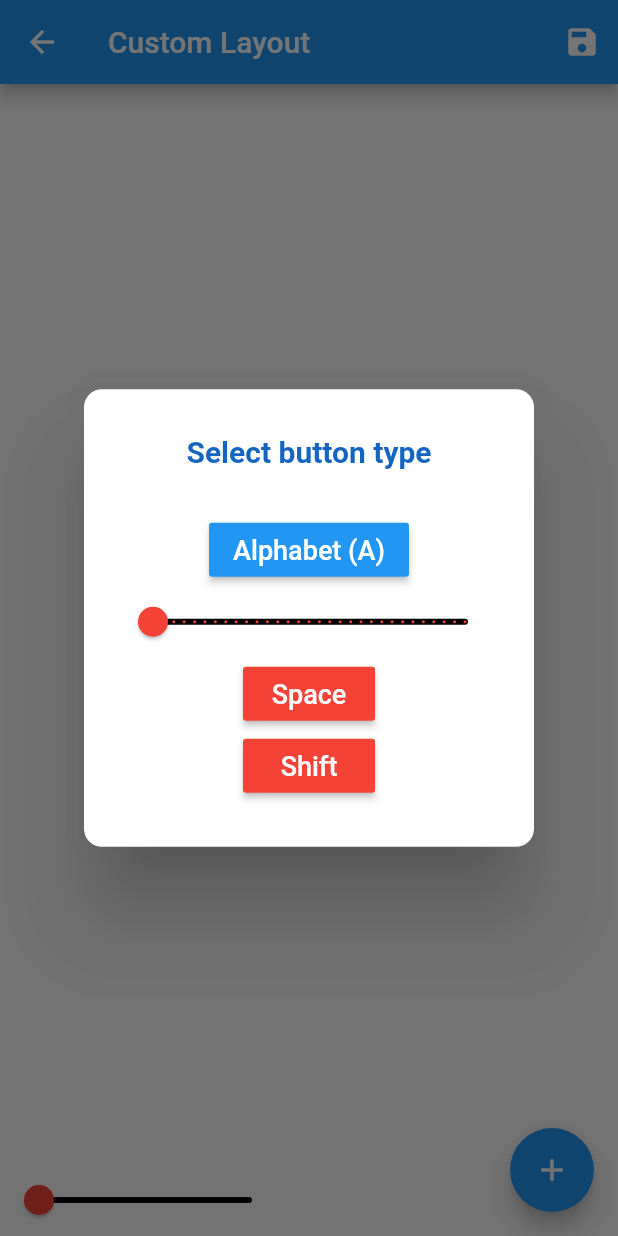
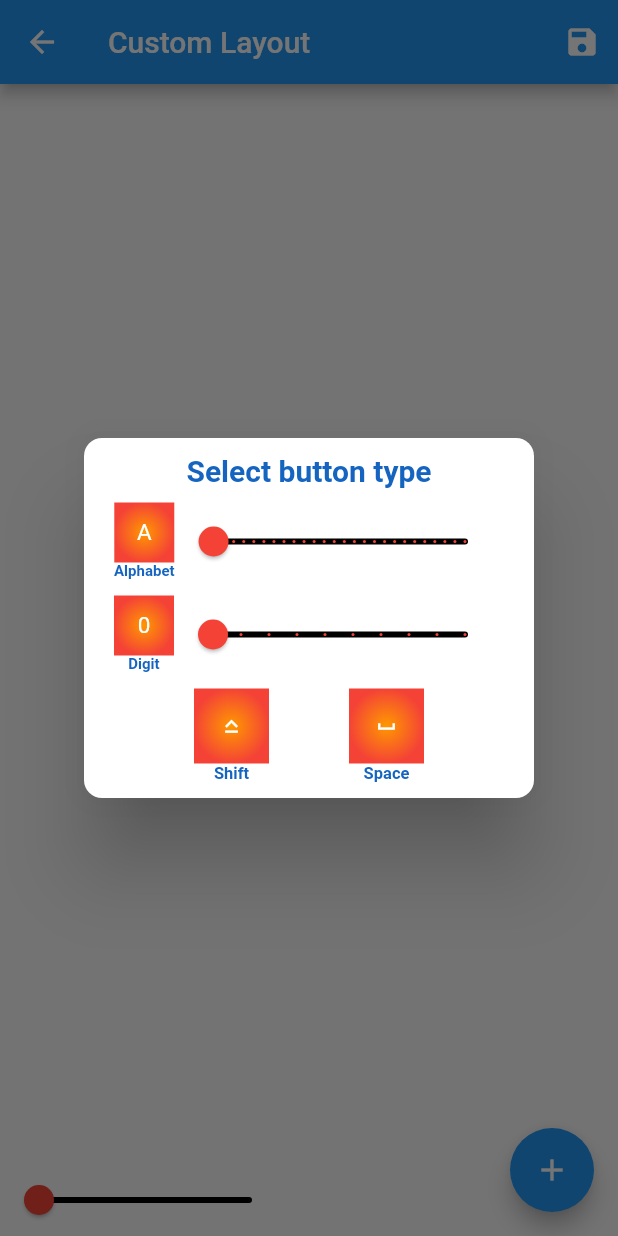
Before and after one commit to devclub-iitd/AioPcController, a Flutter app: the Custom screen opened by its route, after a tap on the "add" icon, on a phone screen of 412 x 824 dp. Run offline on Flutter 3.47's test engine with Material 2 defaults, Android fonts, the phone set to English and light mode, and no system bars; our stand-ins replace flutter_slidable, sensors, sqflite; missing offline and left inert: barcode_scan; accounts and stored records are empty.

Commit message:
Added digit buttons to custom layout, improved UI of dialog

```diff
--- a/lib/dialogs/ButtonChoice.dart
+++ b/lib/dialogs/ButtonChoice.dart
@@ -1,6 +1,6 @@
 import 'package:flutter/material.dart';
 import '../Custom.dart';
-import '../DatabaseHelper.dart';
+import '../ButtonIcons.dart';
 
 class ButtonChoice extends StatefulWidget {
   final CustomState parent;
@@ -14,9 +14,8 @@ class ButtonChoice extends StatefulWidget {
   }
 }
 
-
 class ButtonChoiceState extends State<ButtonChoice> {
-  String alphabet = 'A';
+  String alphabet = 'A',number = '0';
   @override
   Widget build(BuildContext context) {
     return Dialog(
@@ -25,7 +24,7 @@ class ButtonChoiceState extends State<ButtonChoice> {
       ),
       child: Container(
         padding: const EdgeInsets.only(
-            top: 30.0, bottom: 30.0, left: 10.0, right: 10.0),
+            top: 10.0, bottom: 10.0, left: 10.0, right: 10.0),
         width: 300.0,
         child: Column(
           mainAxisAlignment: MainAxisAlignment.center,
@@ -40,12 +39,26 @@ class ButtonChoiceState extends State<ButtonChoice> {
                   fontWeight: FontWeight.bold),
             ),
             Padding(
-              padding: const EdgeInsets.only(left: 10, right: 10, top: 30),
+              padding: const EdgeInsets.only(left: 10, right: 10, top: 10),
               child: Column(
                 children: <Widget>[
-                  RaisedButton(
-                    color: Colors.blue,
-                    onPressed: () {
+                  Row(
+                    children: <Widget>[
+                      Column(children: <Widget>[GestureDetector(
+                        child: Container(
+                          decoration: BoxDecoration(
+                              gradient: RadialGradient(
+                                  focalRadius: 40.0 * 3,
+                                  colors: [Colors.orange, Colors.red])),
+                          height: 40.0,
+                          width: 40.0,
+                          child: Center(child:Text(
+                            alphabet,
+                            style:
+                                TextStyle(fontSize: 15.0, color: Colors.white),
+                          )),
+                        ),
+                        onTap: () {
                           this.widget.parent.setState(() {
                             this.widget.parent.buttonList.add(CustomButton(
                                 this.widget.parent,
@@ -57,16 +70,19 @@ class ButtonChoiceState extends State<ButtonChoice> {
                           });
                           Navigator.of(context).pop();
                         },
-                    child: Text(
-                      'Alphabet (' + alphabet + ')',
-                      style: TextStyle(fontSize: 18.0, color: Colors.white),
                       ),
-                  ),
-                  Slider(
+                      Center(
+                          child: Text('Alphabet', style:TextStyle(fontSize: 10.0,color:Colors.blue[800],fontWeight: FontWeight.bold)),
+                        )
+                      ],)
+                      ,
+                      Expanded(
+                          child: Slider(
                         value: alphabet.codeUnitAt(0).toDouble(),
+                        //value: 'A'.codeUnitAt(0).toDouble(),
                         min: 'A'.codeUnitAt(0).toDouble(),
                         max: 'Z'.codeUnitAt(0).toDouble(),
-                    divisions: 30,
+                        divisions: 25,
                         activeColor: Colors.red,
                         inactiveColor: Colors.black,
                         onChanged: (double newValue) {
@@ -74,10 +90,114 @@ class ButtonChoiceState extends State<ButtonChoice> {
                             alphabet = String.fromCharCode(newValue.toInt());
                           });
                         },
+                      )),
+                    ],
                   ),
-                  RaisedButton(
-                    color: Colors.red,
-                    onPressed: () {
+                  SizedBox(height: 10),
+                  Row(
+                    children: <Widget>[
+                      Column(children: <Widget>[
+                      GestureDetector(
+                        child: Container(
+                          decoration: BoxDecoration(
+                              gradient: RadialGradient(
+                                  focalRadius: 40.0 * 3,
+                                  colors: [Colors.orange, Colors.red])),
+                          height: 40.0,
+                          width: 40.0,
+                          child: Center(child:Text(
+                            number,
+                            style:
+                                TextStyle(fontSize: 15.0, color: Colors.white),
+                          )),
+                        ),
+                        onTap: () {
+                          this.widget.parent.setState(() {
+                            this.widget.parent.buttonList.add(CustomButton(
+                                this.widget.parent,
+                                this.widget.parent.buttonList.length,
+                                number,
+                                10.0,
+                                10.0,
+                                50.0));
+                          });
+                          Navigator.of(context).pop();
+                        },
+                      ),Center(
+                          child: Text('Digit', style:TextStyle(fontSize: 10.0,color:Colors.blue[800],fontWeight: FontWeight.bold)),
+                        )
+                      ],),
+                      Expanded(
+                          child: Slider(
+                        //value: number.codeUnitAt(0).toDouble(),
+                        value: number.codeUnitAt(0).toDouble(),
+                        min: '0'.codeUnitAt(0).toDouble(),
+                        max: '9'.codeUnitAt(0).toDouble(),
+                        divisions: 9,
+                        activeColor: Colors.red,
+                        inactiveColor: Colors.black,
+                        onChanged: (double newValue) {
+                          setState(() {
+                            number = String.fromCharCode(newValue.toInt());
+                          });
+                        },
+                      )),
+                    ],
+                  ),
+                  SizedBox(height: 10),
+                  Row(
+                    mainAxisAlignment: MainAxisAlignment.spaceEvenly,
+
+                    children: <Widget>[
+                      Column(
+                      children: <Widget> [
+                        GestureDetector(
+                        child: Container(
+                          decoration: BoxDecoration(
+                              gradient: RadialGradient(
+                                  focalRadius: 50.0 * 3,
+                                  colors: [Colors.orange, Colors.red])),
+                          padding: EdgeInsets.all(50.0 / 3),
+                          height: 50.0,
+                          width: 50.0,
+                          child: Center(child:
+                            ButtonIcon('shift',50.0),
+                          ),
+                        ),
+                        onTap: () {
+                      this.widget.parent.setState(() {
+                        this.widget.parent.buttonList.add(CustomButton(
+                            this.widget.parent,
+                            this.widget.parent.buttonList.length,
+                            'shift',
+                            10.0,
+                            10.0,
+                            50.0));
+                      });
+                      Navigator.of(context).pop();
+                    }),
+
+                       Center(
+                          child: Text('Shift', style:TextStyle(fontSize: 11.0,color:Colors.blue[800],fontWeight: FontWeight.bold)),
+                        )
+                      ],),
+
+                      Column(
+                      children: <Widget> [
+                        GestureDetector(
+                        child: Container(
+                          decoration: BoxDecoration(
+                              gradient: RadialGradient(
+                                  focalRadius: 50.0 * 3,
+                                  colors: [Colors.orange, Colors.red])),
+                          padding: EdgeInsets.all(50.0 / 3),
+                          height: 50.0,
+                          width: 50.0,
+                          child: Center(child:
+                            ButtonIcon('space',50.0),
+                          ),
+                        ),
+                        onTap: () {
                       this.widget.parent.setState(() {
                         this.widget.parent.buttonList.add(CustomButton(
                             this.widget.parent,
@@ -88,30 +208,14 @@ class ButtonChoiceState extends State<ButtonChoice> {
                             50.0));
                       });
                       Navigator.of(context).pop();
-                    },
-                    child: Text(
-                      'Space',
-                      style: TextStyle(fontSize: 18.0, color: Colors.white),
-                    ),
-                  ),
-                  RaisedButton(
-                    color: Colors.red,
-                    onPressed: () {
-                      this.widget.parent.setState(() {
-                        this.widget.parent.buttonList.add(CustomButton(
-                            this.widget.parent,
-                            this.widget.parent.buttonList.length,
-                            'shift',
-                            10.0,
-                            10.0,
-                            50.0));
-                      });
-                      Navigator.of(context).pop();
-                    },
-                    child: Text(
-                      'Shift',
-                      style: TextStyle(fontSize: 18.0, color: Colors.white),
-                    ),
+                    }),
+
+                       Center(
+                          child: Text('Space', style:TextStyle(fontSize: 11.0,color:Colors.blue[800],fontWeight: FontWeight.bold)),
+                        )
+                      ],)
+
+                    ],
                   ),
                 ],
               ),
```
Lines whose indentation alone changed are shown as unchanged.
